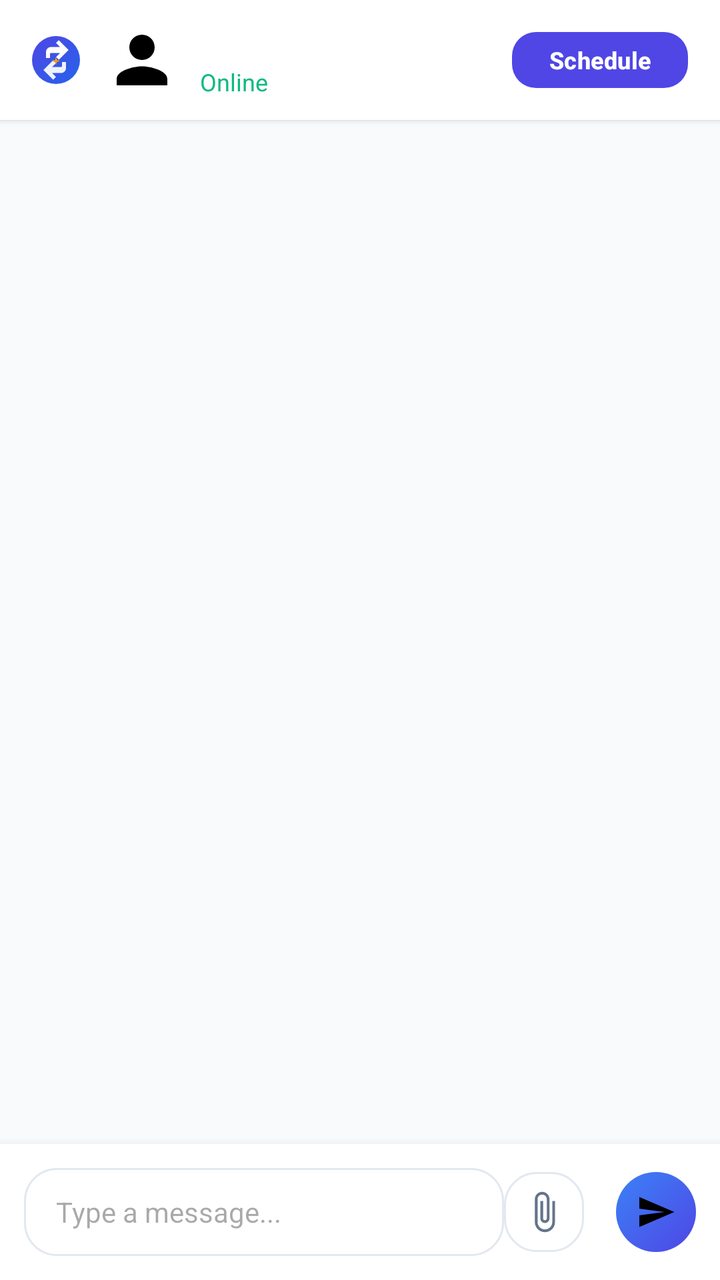
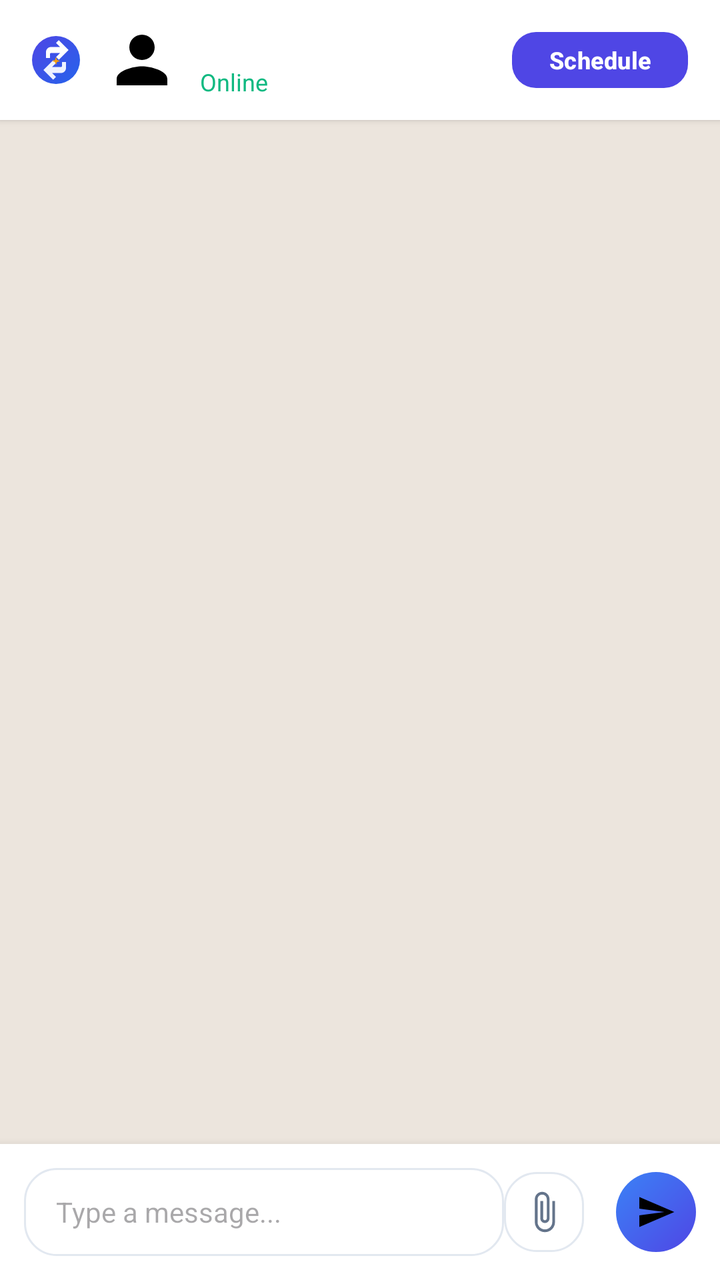

Before-and-after screenshots of an Android layout around one commit, followed by the original layout XML and the change that was made.
<!-- AndroidManifest.xml: application theme Theme.SkillBarter -->
<!-- res/layout/activity_chat.xml -->
<?xml version="1.0" encoding="utf-8"?>
<RelativeLayout xmlns:android="http://schemas.android.com/apk/res/android"
    android:layout_width="match_parent"
    android:layout_height="match_parent"
    android:background="@color/bg_light">

    
    <LinearLayout
        android:id="@+id/topBar"
        android:layout_width="match_parent"
        android:layout_height="wrap_content"
        android:layout_alignParentTop="true"
        android:background="@color/surface_white"
        android:elevation="2dp"
        android:gravity="center_vertical"
        android:minHeight="60dp"
        android:orientation="horizontal"
        android:paddingHorizontal="16dp"
        android:paddingVertical="8dp">

        <ImageView
            android:id="@+id/ivBack"
            android:layout_width="24dp"
            android:layout_height="24dp"
            android:src="@drawable/ic_logo" />

        <ImageView
            android:id="@+id/ivAvatar"
            android:layout_width="38dp"
            android:layout_height="38dp"
            android:layout_marginStart="12dp"
            android:src="@drawable/ic_profile" />

        <LinearLayout
            android:layout_width="0dp"
            android:layout_height="wrap_content"
            android:layout_marginStart="10dp"
            android:layout_weight="1"
            android:orientation="vertical">

            <TextView
                android:id="@+id/tvUserName"
                android:layout_width="match_parent"
                android:layout_height="wrap_content"
                android:ellipsize="end"
                android:maxLines="1"
                android:textColor="@color/text_primary"
                android:textSize="16sp"
                android:textStyle="bold" />

<TextView
                android:layout_width="wrap_content"
                android:layout_height="wrap_content"
                android:text="Online"
                android:textColor="@color/accent_green"
                android:textSize="12sp" />

        </LinearLayout>

        <Button
            android:id="@+id/btnSchedule"
            style="@style/Widget.SkillBarter.Button"
            android:layout_width="wrap_content"
            android:layout_height="36dp"
            android:paddingHorizontal="12dp"
            android:paddingVertical="0dp"
            android:text="Schedule"
            android:textSize="12sp" />

    </LinearLayout>

    
    <androidx.recyclerview.widget.RecyclerView
        android:id="@+id/rvMessages"
        android:layout_width="match_parent"
        android:layout_height="match_parent"
        android:layout_above="@id/bottomInputLayout"
        android:layout_below="@id/topBar"
        android:padding="16dp" />

    
    <LinearLayout
        android:id="@+id/bottomInputLayout"
        android:layout_width="match_parent"
        android:layout_height="wrap_content"
        android:layout_alignParentBottom="true"
        android:background="@color/surface_white"
        android:elevation="8dp"
        android:gravity="center_vertical"
        android:orientation="horizontal"
        android:padding="12dp">

        <EditText
            android:id="@+id/etMessage"
            android:layout_width="0dp"
            android:layout_height="wrap_content"
            android:layout_weight="1"
            android:background="@drawable/bg_rounded_card"
            android:gravity="center_vertical"
            android:hint="Type a message..."
            android:importantForAutofill="no"
            android:inputType="textCapSentences|textMultiLine"
            android:maxHeight="120dp"
            android:maxLines="4"
            android:minHeight="44dp"
            android:paddingHorizontal="16dp"
            android:paddingVertical="10dp"
            android:textColor="@color/text_primary"
            android:textSize="14sp" />

        <ImageView
            android:id="@+id/btnAttach"
            android:layout_width="40dp"
            android:layout_height="40dp"
            android:layout_marginEnd="8dp"
            android:background="@drawable/bg_rounded_card"
            android:contentDescription="Attach a file"
            android:padding="9dp"
            android:src="@drawable/ic_attach" />

        <ImageView
            android:id="@+id/btnSend"
            android:layout_width="40dp"
            android:layout_height="40dp"
            android:layout_marginStart="8dp"
            android:background="@drawable/bg_hero_banner"
            android:contentDescription="Send message"
            android:padding="10dp"
            android:src="@drawable/ic_send" />

    </LinearLayout>

</RelativeLayout>
<!-- resources referenced by this layout -->
<resources>
  <color name="accent_green">#10B981</color>
  <color name="bg_light">#F8FAFC</color>
  <color name="surface_white">#FFFFFF</color>
  <color name="text_primary">#0F172A</color>
  <!-- drawable bg_hero_banner (drawable) -->
  <?xml version="1.0" encoding="utf-8"?>
  <shape xmlns:android="http://schemas.android.com/apk/res/android"
      android:shape="rectangle">
      <gradient
          android:startColor="#4F46E5"
          android:endColor="#3B82F6"
          android:angle="135" />
      <corners android:radius="20dp" />
  </shape>
  <!-- drawable bg_rounded_card (drawable) -->
  <?xml version="1.0" encoding="utf-8"?>
  <shape xmlns:android="http://schemas.android.com/apk/res/android"
      android:shape="rectangle">
      <solid android:color="@color/surface_white" />
      <corners android:radius="16dp" />
      <stroke android:width="1dp" android:color="@color/divider_color" />
  </shape>
  <!-- drawable ic_attach (drawable) -->
  <vector xmlns:android="http://schemas.android.com/apk/res/android"
      android:width="24dp"
      android:height="24dp"
      android:viewportWidth="24"
      android:viewportHeight="24"
      android:tint="@color/text_secondary">
    <path
        android:fillColor="#FF000000"
        android:pathData="M16.5,6v11.5c0,2.21 -1.79,4 -4,4s-4,-1.79 -4,-4V5c0,-1.38 1.12,-2.5 2.5,-2.5s2.5,1.12 2.5,2.5v10.5c0,0.55 -0.45,1 -1,1s-1,-0.45 -1,-1V6H10v9.5c0,1.38 1.12,2.5 2.5,2.5s2.5,-1.12 2.5,-2.5V5c0,-2.21 -1.79,-4 -4,-4S7,2.79 7,5v12.5c0,3.04 2.46,5.5 5.5,5.5s5.5,-2.46 5.5,-5.5V6h-1.5z"/>
  </vector>
  <!-- drawable ic_profile (drawable) -->
  <vector xmlns:android="http://schemas.android.com/apk/res/android"
      android:width="24dp"
      android:height="24dp"
      android:viewportWidth="24"
      android:viewportHeight="24">
    <path
        android:fillColor="#FF000000"
        android:pathData="M12,12c2.21,0 4,-1.79 4,-4s-1.79,-4 -4,-4 -4,1.79 -4,4 1.79,4 4,4zM12,14c-2.67,0 -8,1.34 -8,4v2h16v-2c0,-2.66 -5.33,-4 -8,-4z"/>
  </vector>
  <!-- drawable ic_send (drawable) -->
  <vector xmlns:android="http://schemas.android.com/apk/res/android"
      android:width="24dp"
      android:height="24dp"
      android:viewportWidth="24"
      android:viewportHeight="24">
    <path
        android:fillColor="#FF000000"
        android:pathData="M2.01,21L23,12 2.01,3 2,10l15,2 -15,2z"/>
  </vector>
  <style name="Widget.SkillBarter.Button" parent="Widget.Material3.Button">
          <item name="backgroundTint">@color/primary</item>
          <item name="android:textColor">@color/white</item>
          <item name="cornerRadius">12dp</item>
          <item name="android:paddingTop">14dp</item>
          <item name="android:paddingBottom">14dp</item>
          <item name="android:textStyle">bold</item>
          <item name="android:textSize">16sp</item>
      </style>
  <style name="Theme.SkillBarter" parent="Base.Theme.SkillBarter" />
  <color name="divider_color">#E2E8F0</color>
  <color name="text_secondary">#64748B</color>
  <color name="primary">#4F46E5</color>
  <color name="white">#FFFFFF</color>
  <style name="Base.Theme.SkillBarter" parent="Theme.Material3.DayNight.NoActionBar">
          <item name="colorPrimary">@color/primary</item>
          <item name="colorOnPrimary">@color/white</item>
          <item name="colorPrimaryContainer">@color/primary_light</item>
          <item name="colorOnPrimaryContainer">@color/primary</item>
          <item name="android:colorBackground">@color/bg_light</item>
          <item name="colorSurface">@color/surface_white</item>
          <item name="colorOnSurface">@color/text_primary</item>
          <item name="colorOnSurfaceVariant">@color/text_secondary</item>
          <item name="android:statusBarColor">@color/bg_light</item>
          <item name="android:windowLightStatusBar">true</item>
      </style>
  <color name="primary_light">#EEF2FF</color>
  <!-- unchanged entries left out for length: 1 -->
</resources>

<!-- the commit's change to res/layout/activity_chat.xml (unified diff, before → after) -->
@@ -2,7 +2,7 @@
 <RelativeLayout xmlns:android="http://schemas.android.com/apk/res/android"
     android:layout_width="match_parent"
     android:layout_height="match_parent"
-    android:background="@color/bg_light">
+    android:background="#ECE5DD">
 
     
     <LinearLayout
